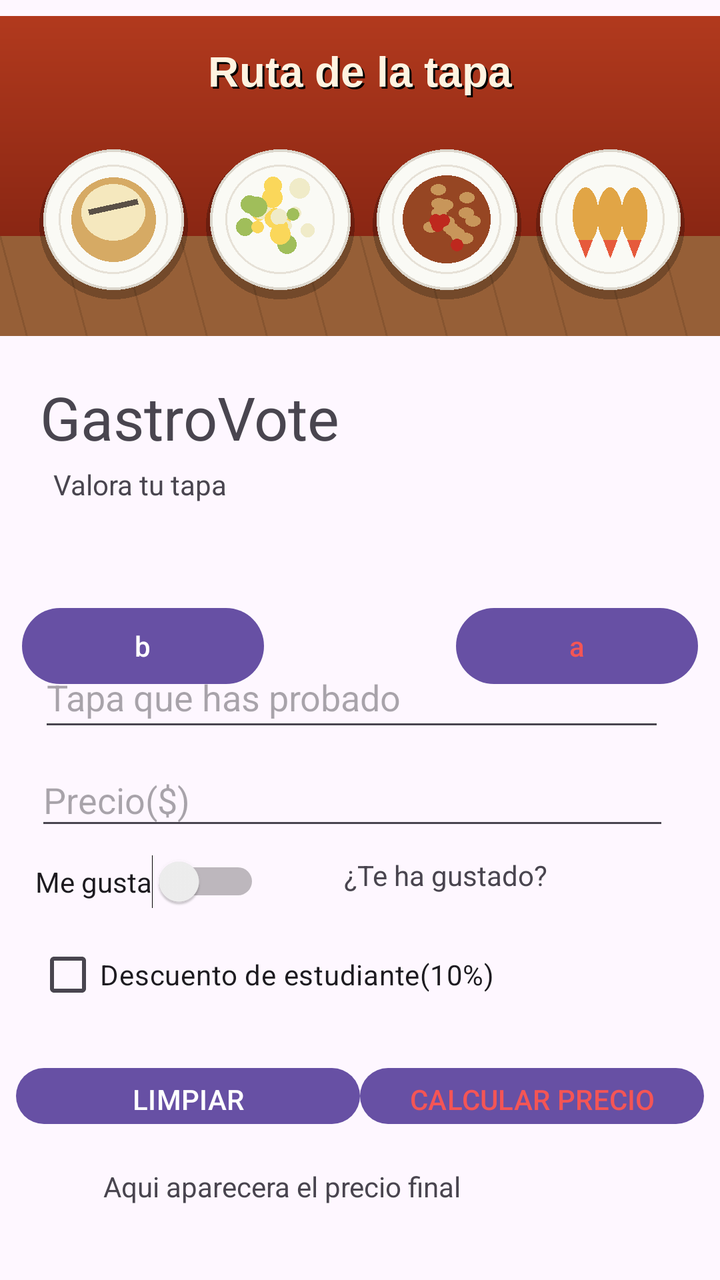
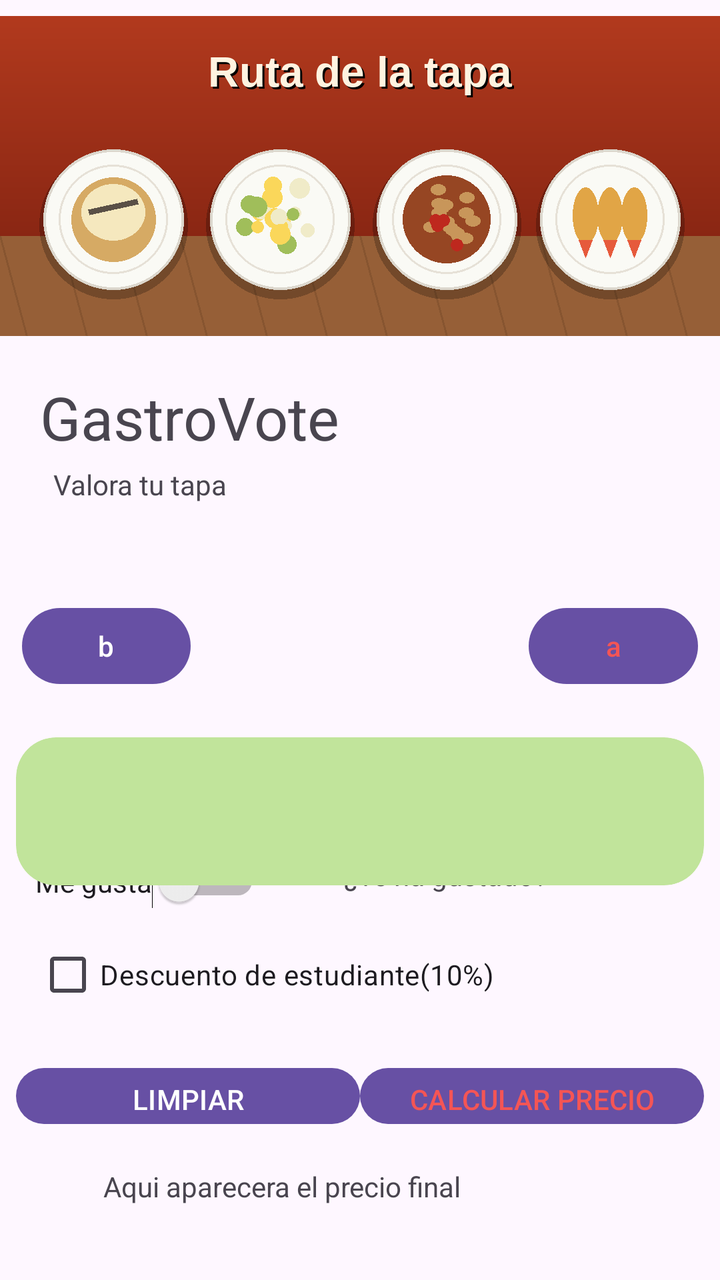

Screens rendered from an Android XML layout before and after an edit, with the pre-edit source and the edit as a unified diff.
<!-- AndroidManifest.xml: application theme Theme.ExamenUT2_CosManrique -->
<!-- res/layout/activity_main.xml -->
<?xml version="1.0" encoding="utf-8"?>
<androidx.constraintlayout.widget.ConstraintLayout xmlns:android="http://schemas.android.com/apk/res/android"
    xmlns:app="http://schemas.android.com/apk/res-auto"
    xmlns:tools="http://schemas.android.com/tools"
    android:id="@+id/main"
    android:layout_width="match_parent"
    android:layout_height="match_parent"
    tools:context=".MainActivity">

    <TextView
        android:id="@+id/tvMeGusta"
        android:layout_width="147dp"
        android:layout_height="26dp"
        android:layout_marginStart="45dp"
        android:text="@string/Like"
        app:layout_constraintBottom_toTopOf="@+id/linearLayout4"
        app:layout_constraintEnd_toEndOf="parent"
        app:layout_constraintHorizontal_bias="0.755"
        app:layout_constraintStart_toEndOf="@+id/swMeGusta"
        app:layout_constraintStart_toStartOf="parent"
        app:layout_constraintTop_toBottomOf="@+id/imageView"
        app:layout_constraintVertical_bias="0.787" />

    <Switch
        android:id="@+id/swMeGusta"
        android:layout_width="wrap_content"
        android:layout_height="wrap_content"
        android:layout_marginTop="60dp"
        android:text="Me gusta"
        app:layout_constraintBottom_toTopOf="@+id/linearLayout4"
        app:layout_constraintEnd_toStartOf="@+id/tvMeGusta"
        app:layout_constraintHorizontal_bias="0.298"
        app:layout_constraintStart_toStartOf="parent"
        app:layout_constraintTop_toBottomOf="@+id/imageView"
        app:layout_constraintVertical_bias="0.739" />



    <EditText
        android:id="@+id/etPrecio"
        android:layout_width="317dp"
        android:layout_height="43dp"
        android:ems="10"
        android:hint="Precio($)"
        android:inputType="text"
        app:layout_constraintBottom_toTopOf="@+id/linearLayout4"
        app:layout_constraintEnd_toEndOf="parent"
        app:layout_constraintHorizontal_bias="0.41"
        app:layout_constraintStart_toStartOf="parent"
        app:layout_constraintTop_toBottomOf="@+id/imageView"
        app:layout_constraintVertical_bias="0.663" />

    <EditText
        android:id="@+id/etTapa"
        android:layout_width="313dp"
        android:layout_height="47dp"
        android:ems="10"
        android:hint="Tapa que has probado"
        android:inputType="text"
        app:layout_constraintBottom_toTopOf="@+id/linearLayout4"
        app:layout_constraintEnd_toEndOf="parent"
        app:layout_constraintHorizontal_bias="0.41"
        app:layout_constraintStart_toStartOf="parent"
        app:layout_constraintTop_toBottomOf="@+id/imageView"
        app:layout_constraintVertical_bias="0.494" />

    <TextView
        android:id="@+id/tvSubtitulo"
        android:layout_width="96dp"
        android:layout_height="35dp"
        android:text="@string/valora"
        app:layout_constraintBottom_toTopOf="@+id/linearLayout4"
        app:layout_constraintEnd_toEndOf="parent"
        app:layout_constraintHorizontal_bias="0.101"
        app:layout_constraintStart_toStartOf="parent"
        app:layout_constraintTop_toBottomOf="@+id/imageView"
        app:layout_constraintVertical_bias="0.182" />

    <LinearLayout
        android:id="@+id/linearLayout4"
        android:layout_width="360dp"
        android:layout_height="52dp"
        android:orientation="horizontal"
        android:padding="8dp"
        app:layout_constraintBottom_toBottomOf="parent"
        app:layout_constraintEnd_toEndOf="parent"
        app:layout_constraintStart_toStartOf="parent"
        app:layout_constraintTop_toTopOf="parent"
        app:layout_constraintVertical_bias="0.888">

        <Button
            android:id="@+id/btnLimpiar"
            android:layout_width="0dp"
            android:layout_height="wrap_content"
            android:layout_weight="1"
            android:text="@string/Limpiar" />

        <Button
            android:id="@+id/btnCalcular"
            android:layout_width="0dp"
            android:layout_height="wrap_content"
            android:layout_weight="1"
            android:textColor="@color/calcularBtn"
            android:text="@string/Calcular" />

    </LinearLayout>

    <ImageView
        android:id="@+id/imageView"
        android:layout_width="0dp"
        android:layout_height="176dp"
        android:contentDescription="Ruta de las tapas"
        app:layout_constraintTop_toTopOf="parent"
        app:layout_constraintStart_toStartOf="parent"
        app:layout_constraintEnd_toEndOf="parent"
        app:srcCompat="@drawable/banner_tapas" />
    <TextView
        android:id="@+id/tvTitulo"
        android:layout_width="259dp"
        android:layout_height="38dp"
        android:text="@string/titulo"
        android:textSize="30dp"
        app:layout_constraintBottom_toBottomOf="parent"
        app:layout_constraintEnd_toEndOf="parent"
        app:layout_constraintHorizontal_bias="0.198"
        app:layout_constraintStart_toStartOf="parent"
        app:layout_constraintTop_toBottomOf="@+id/imageView"
        app:layout_constraintVertical_bias="0.029" />
    
        <CheckBox
            android:id="@+id/cbEstudiante"
            android:layout_width="wrap_content"
            android:layout_height="wrap_content"
            android:text="@string/Descuento"
            app:layout_constraintBottom_toTopOf="@+id/linearLayout4"
            app:layout_constraintEnd_toEndOf="parent"
            app:layout_constraintHorizontal_bias="0.138"
            app:layout_constraintStart_toStartOf="parent"
            app:layout_constraintTop_toBottomOf="@+id/imageView"
            app:layout_constraintVertical_bias="0.964" />

        <TextView
            android:id="@+id/tvResumen"
            android:layout_width="257dp"
            android:layout_height="47dp"
            android:text="@string/Resumen"
            app:layout_constraintBottom_toBottomOf="parent"
            app:layout_constraintEnd_toEndOf="parent"
            app:layout_constraintStart_toStartOf="parent"
            app:layout_constraintTop_toBottomOf="@+id/linearLayout4" />

    <LinearLayout
        android:layout_width="354dp"
        android:layout_height="62dp"
        android:layout_marginTop="116dp"
        android:orientation="horizontal"
        android:padding="8dp"

        app:layout_constraintEnd_toEndOf="parent"
        app:layout_constraintHorizontal_bias="0.491"
        app:layout_constraintStart_toStartOf="parent"
        app:layout_constraintTop_toBottomOf="@+id/imageView">

        <Button
            android:id="@+id/b1"
            android:layout_width="0dp"
            android:layout_height="wrap_content"
            android:layout_weight="1"
            android:text="b" />

        <TextView
            android:id="@+id/info"
            android:layout_width="96dp"
            android:layout_height="35dp"
            android:text=" "
            app:layout_constraintBottom_toTopOf="@+id/linearLayout4"
            app:layout_constraintEnd_toEndOf="parent"
            app:layout_constraintHorizontal_bias="0.101"
            app:layout_constraintStart_toStartOf="parent"
            app:layout_constraintTop_toBottomOf="@+id/imageView"
            app:layout_constraintVertical_bias="0.182" />

        <Button
            android:id="@+id/b2"
            android:layout_width="0dp"
            android:layout_height="wrap_content"
            android:layout_weight="1"
            android:text="a"
            android:textColor="@color/calcularBtn" />


    </LinearLayout>

</androidx.constraintlayout.widget.ConstraintLayout>
<!-- resources referenced by this layout -->
<resources>
  <color name="calcularBtn">#F45555</color>
  <!-- drawable banner_tapas: png bitmap (drawable, 25093 bytes) -->
  <string name="Calcular">CALCULAR PRECIO</string>
  <string name="Descuento">Descuento de estudiante(10%)</string>
  <string name="Like">¿Te ha gustado?</string>
  <string name="Limpiar">LIMPIAR</string>
  <string name="Resumen">Aqui aparecera el precio final</string>
  <string name="titulo">GastroVote</string>
  <string name="valora">Valora tu tapa</string>
  <style name="Theme.ExamenUT2_CosManrique" parent="Base.Theme.ExamenUT2_CosManrique" />
  <style name="Base.Theme.ExamenUT2_CosManrique" parent="Theme.Material3.DayNight.NoActionBar">
          
          
      </style>
</resources>

<!-- the commit's change to res/layout/activity_main.xml (unified diff, before → after) -->
@@ -35,35 +35,6 @@
         app:layout_constraintVertical_bias="0.739" />
 
 
-
-    <EditText
-        android:id="@+id/etPrecio"
-        android:layout_width="317dp"
-        android:layout_height="43dp"
-        android:ems="10"
-        android:hint="Precio($)"
-        android:inputType="text"
-        app:layout_constraintBottom_toTopOf="@+id/linearLayout4"
-        app:layout_constraintEnd_toEndOf="parent"
-        app:layout_constraintHorizontal_bias="0.41"
-        app:layout_constraintStart_toStartOf="parent"
-        app:layout_constraintTop_toBottomOf="@+id/imageView"
-        app:layout_constraintVertical_bias="0.663" />
-
-    <EditText
-        android:id="@+id/etTapa"
-        android:layout_width="313dp"
-        android:layout_height="47dp"
-        android:ems="10"
-        android:hint="Tapa que has probado"
-        android:inputType="text"
-        app:layout_constraintBottom_toTopOf="@+id/linearLayout4"
-        app:layout_constraintEnd_toEndOf="parent"
-        app:layout_constraintHorizontal_bias="0.41"
-        app:layout_constraintStart_toStartOf="parent"
-        app:layout_constraintTop_toBottomOf="@+id/imageView"
-        app:layout_constraintVertical_bias="0.494" />
-
     <TextView
         android:id="@+id/tvSubtitulo"
         android:layout_width="96dp"
@@ -100,8 +71,8 @@
             android:layout_width="0dp"
             android:layout_height="wrap_content"
             android:layout_weight="1"
-            android:textColor="@color/calcularBtn"
-            android:text="@string/Calcular" />
+            android:text="@string/Calcular"
+            android:textColor="@color/calcularBtn" />
 
     </LinearLayout>
 
@@ -110,10 +81,11 @@
         android:layout_width="0dp"
         android:layout_height="176dp"
         android:contentDescription="Ruta de las tapas"
+        app:layout_constraintEnd_toEndOf="parent"
+        app:layout_constraintStart_toStartOf="parent"
         app:layout_constraintTop_toTopOf="parent"
-        app:layout_constraintStart_toStartOf="parent"
-        app:layout_constraintEnd_toEndOf="parent"
         app:srcCompat="@drawable/banner_tapas" />
+
     <TextView
         android:id="@+id/tvTitulo"
         android:layout_width="259dp"
@@ -127,68 +99,93 @@
         app:layout_constraintTop_toBottomOf="@+id/imageView"
         app:layout_constraintVertical_bias="0.029" />
     
-        <CheckBox
-            android:id="@+id/cbEstudiante"
-            android:layout_width="wrap_content"
-            android:layout_height="wrap_content"
-            android:text="@string/Descuento"
-            app:layout_constraintBottom_toTopOf="@+id/linearLayout4"
-            app:layout_constraintEnd_toEndOf="parent"
-            app:layout_constraintHorizontal_bias="0.138"
-            app:layout_constraintStart_toStartOf="parent"
-            app:layout_constraintTop_toBottomOf="@+id/imageView"
-            app:layout_constraintVertical_bias="0.964" />
+    <CheckBox
+        android:id="@+id/cbEstudiante"
+        android:layout_width="wrap_content"
+        android:layout_height="wrap_content"
+        android:text="@string/Descuento"
+        app:layout_constraintBottom_toTopOf="@+id/linearLayout4"
+        app:layout_constraintEnd_toEndOf="parent"
+        app:layout_constraintHorizontal_bias="0.138"
+        app:layout_constraintStart_toStartOf="parent"
+        app:layout_constraintTop_toBottomOf="@+id/imageView"
+        app:layout_constraintVertical_bias="0.964" />
 
-        <TextView
-            android:id="@+id/tvResumen"
-            android:layout_width="257dp"
-            android:layout_height="47dp"
-            android:text="@string/Resumen"
-            app:layout_constraintBottom_toBottomOf="parent"
-            app:layout_constraintEnd_toEndOf="parent"
-            app:layout_constraintStart_toStartOf="parent"
-            app:layout_constraintTop_toBottomOf="@+id/linearLayout4" />
+    <TextView
+        android:id="@+id/tvResumen"
+        android:layout_width="257dp"
+        android:layout_height="47dp"
+        android:text="@string/Resumen"
+        app:layout_constraintBottom_toBottomOf="parent"
+        app:layout_constraintEnd_toEndOf="parent"
+        app:layout_constraintStart_toStartOf="parent"
+        app:layout_constraintTop_toBottomOf="@+id/linearLayout4" />
 
     <LinearLayout
+        android:id="@+id/linearLayout"
         android:layout_width="354dp"
         android:layout_height="62dp"
         android:layout_marginTop="116dp"
         android:orientation="horizontal"
         android:padding="8dp"
-
         app:layout_constraintEnd_toEndOf="parent"
-        app:layout_constraintHorizontal_bias="0.491"
         app:layout_constraintStart_toStartOf="parent"
         app:layout_constraintTop_toBottomOf="@+id/imageView">
 
         <Button
             android:id="@+id/b1"
             android:layout_width="0dp"
-            android:layout_height="wrap_content"
+            android:layout_height="match_parent"
             android:layout_weight="1"
             android:text="b" />
 
-        <TextView
-            android:id="@+id/info"
-            android:layout_width="96dp"
-            android:layout_height="35dp"
-            android:text=" "
-            app:layout_constraintBottom_toTopOf="@+id/linearLayout4"
-            app:layout_constraintEnd_toEndOf="parent"
-            app:layout_constraintHorizontal_bias="0.101"
-            app:layout_constraintStart_toStartOf="parent"
-            app:layout_constraintTop_toBottomOf="@+id/imageView"
-            app:layout_constraintVertical_bias="0.182" />
+        <LinearLayout
+            android:layout_width="0dp"
+            android:layout_height="match_parent"
+            android:layout_weight="2"
+            android:gravity="center"
+            android:orientation="vertical">
+
+            <TextView
+                android:id="@+id/info"
+                android:layout_width="match_parent"
+                android:layout_height="wrap_content"
+                android:text=" " />
+
+            <TextView
+                android:id="@+id/info2"
+                android:layout_width="match_parent"
+                android:layout_height="wrap_content"
+                android:text=" " />
+
+        </LinearLayout>
+
 
         <Button
             android:id="@+id/b2"
             android:layout_width="0dp"
-            android:layout_height="wrap_content"
+            android:layout_height="match_parent"
             android:layout_weight="1"
             android:text="a"
             android:textColor="@color/calcularBtn" />
 
-
     </LinearLayout>
 
+    <androidx.cardview.widget.CardView
+        android:layout_width="344dp"
+        android:layout_height="74dp"
+
+        app:cardBackgroundColor="#C1E49B"
+        app:cardCornerRadius="20dp"
+        app:cardElevation="0dp"
+        app:strokeColor="#FF0000"
+        app:strokeWidth="6dp"
+        app:cardUseCompatPadding="false"
+        app:layout_constraintBottom_toBottomOf="parent"
+        app:layout_constraintEnd_toEndOf="parent"
+        app:layout_constraintStart_toStartOf="parent"
+        app:layout_constraintTop_toBottomOf="@+id/linearLayout"
+        app:layout_constraintVertical_bias="0.069">
+
+    </androidx.cardview.widget.CardView>
 </androidx.constraintlayout.widget.ConstraintLayout>
